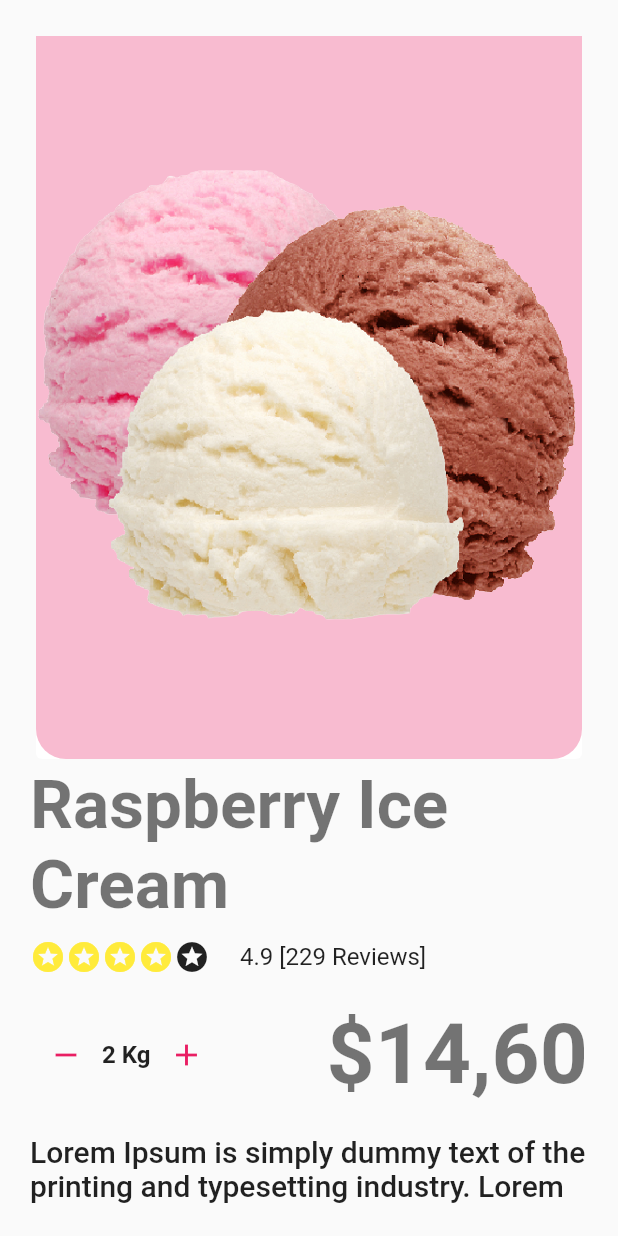
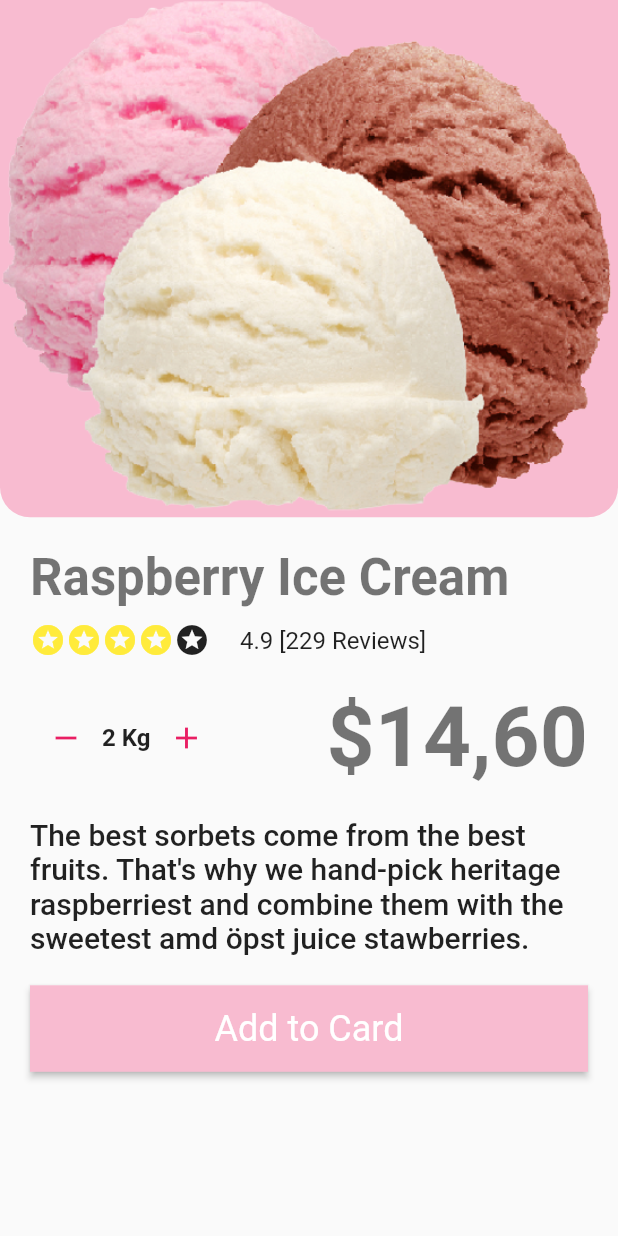
Before and after one commit to yakupbilgen/ice-cream-shop-ui, a Flutter app: the IceCreamDetail screen opened directly, on a phone screen of 412 x 824 dp. Run offline on Flutter 3.47's test engine with Material 2 defaults, Android fonts, the light colour scheme and no system bars.

Commit message:
ice cream details page

```diff
--- a/lib/screen/homepage.dart
+++ b/lib/screen/homepage.dart
@@ -19,8 +19,6 @@ String vanillaIceCream = 'assets/images/ice_cream/vanilla.png';
 class _HomepageState extends State<Homepage> {
   @override
   Widget build(BuildContext context) {
-    //Size deviceSize = MediaQuery.of(context).size;
-
     return Scaffold(
       appBar: AppBar(
         backgroundColor: Colors.transparent,
--- a/lib/screen/ice_cream_detail.dart
+++ b/lib/screen/ice_cream_detail.dart
@@ -1,3 +1,4 @@
+import 'package:flutter/cupertino.dart';
 import 'package:flutter/material.dart';
 
 import '../constant/app_constant.dart';
@@ -21,15 +22,23 @@ class _IceCreamDetailState extends State<IceCreamDetail> {
         backgroundColor: Colors.transparent,
         elevation: 0,
         toolbarHeight: 0,
+        leading: IconButton(
+            onPressed: () => Navigator.pop(context),
+            icon: Icon(Icons.arrow_back, color: Colors.pink.shade100)),
+        actions: [
+          IconButton(
+              onPressed: () {},
+              icon: Icon(
+                Icons.favorite_border,
+                color: Colors.pink.shade100,
+              )),
+        ],
       ),
-      body: Padding(
-        padding: const EdgeInsets.all(AppConstant.defaultPaddingAll),
+      body: SingleChildScrollView(
         child: Column(
           children: [
             Expanded(
-              flex: 5,
-              child: Card(
-                elevation: 0,
+              flex: 2,
               child: Container(
                 child: Image.asset(iceCreamImage),
                 decoration: BoxDecoration(
@@ -43,16 +52,17 @@ class _IceCreamDetailState extends State<IceCreamDetail> {
                 ),
               ),
             ),
-            ),
-            Expanded(
-              flex: 3,
-              child: SingleChildScrollView(
+            Padding(
+              padding: const EdgeInsets.all(AppConstant.defaultPaddingAll),
+              child: Expanded(
+                flex: 2,
                 child: Column(
+                  crossAxisAlignment: CrossAxisAlignment.start,
                   children: [
                     Text('Raspberry Ice Cream',
                         style: Theme.of(context)
                             .textTheme
-                            .headline3
+                            .headline4
                             ?.copyWith(fontWeight: FontWeight.bold)),
                     const SizedBox(height: AppConstant.defaultHeightMin),
                     Row(
@@ -105,14 +115,14 @@ class _IceCreamDetailState extends State<IceCreamDetail> {
                     ),
                     const SizedBox(height: AppConstant.defaultHeight),
                     Text(
-                        """Lorem Ipsum is simply dummy text of the printing and typesetting industry. Lorem Ipsum has been the industry's standard dummy text ever since the 1500s, when an unknown printer took a galley of type and scrambled it to make a type specimen book. It has survived not only five centuries, but also the leap into electronic typesetting, remaining essentially unchanged. It was popularised in the 1960s with the release of Letraset sheets containing Lorem Ipsum passages, and more recently with desktop publishing software like Aldus PageMaker including versions of Lorem Ipsum.""",
+                        "The best sorbets come from the best fruits. That's why we hand-pick heritage raspberriest and combine them with the sweetest amd öpst juice stawberries.",
                         style: Theme.of(context).textTheme.headline6),
                     const SizedBox(height: AppConstant.defaultHeight),
                     SizedBox(
                       width: deviceSize.width,
-                      height: deviceSize.height * 0.1,
+                      height: deviceSize.height * 0.07,
                       child: RawMaterialButton(
-                        fillColor: Colors.pink.shade500,
+                        fillColor: Colors.pink.shade100,
                         onPressed: () {},
                         child: Text(
                           'Add to Card',
--- a/lib/widget/top_flavours.dart
+++ b/lib/widget/top_flavours.dart
@@ -1,4 +1,6 @@
+import 'package:flutter/cupertino.dart';
 import 'package:flutter/material.dart';
+import 'package:icecreamui/screen/ice_cream_detail.dart';
 
 import '../constant/app_constant.dart';
 import '../constant/text_constant.dart';
@@ -66,7 +68,12 @@ class TopFlavoursCard extends StatelessWidget {
                         ),
                         SizedBox(width: deviceSize.width * 0.1),
                         RawMaterialButton(
-                          onPressed: () {},
+                          onPressed: () => Navigator.push(
+                            context,
+                            MaterialPageRoute(
+                              builder: (context) => const IceCreamDetail(),
+                            ),
+                          ),
                           child: const Icon(
                             Icons.add,
                             color: Colors.white,
```
Lines whose indentation alone changed are shown as unchanged.
